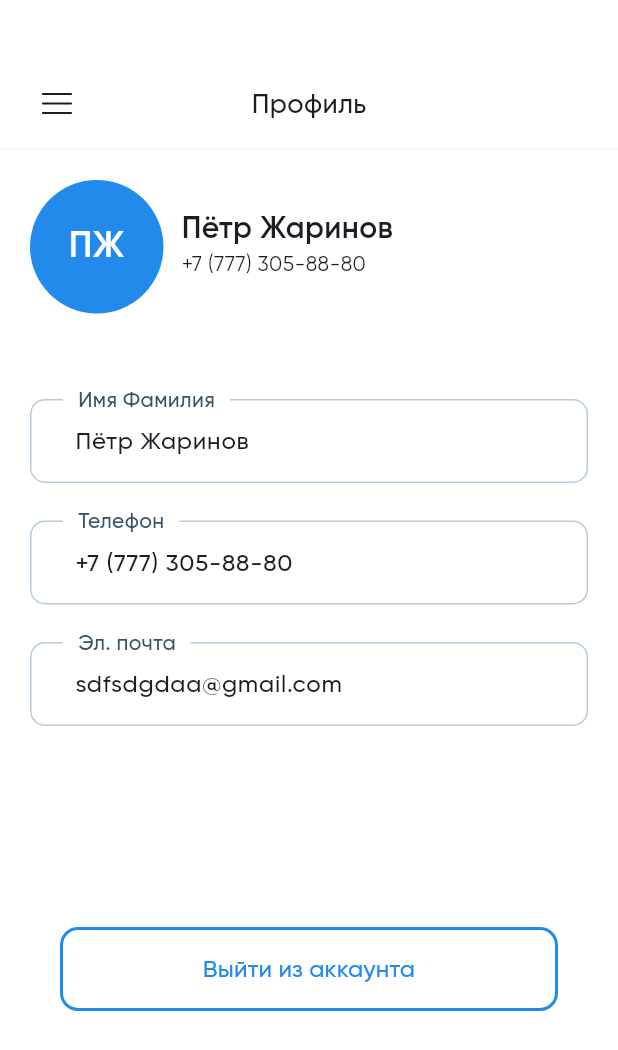
After one commit to x4dead/qaz-booking-ui, a Flutter app: the ProfilePage screen opened by its route, on a phone screen of 412 x 824 dp. The commit adds this screen. Shown: the top 1050 px of the screen. Run offline on Flutter 3.47's test engine with Material 3 defaults, Android fonts, the phone set to English and light mode, and no system bars; our stand-ins replace flutter_svg, go_router, syncfusion_flutter_datepicker, timezone; missing offline and left inert: syncfusion_flutter_core.

Commit message:
Сверстал экран профиль

```diff
--- /dev/null
+++ b/lib/ui/pages/profile_page/profile_page.dart
@@ -0,0 +1,135 @@
+import 'package:flutter/material.dart';
+import 'package:flutter_svg/svg.dart';
+import 'package:go_router/go_router.dart';
+import 'package:qaz_booking_ui/themes/colors/app_colors.dart';
+import 'package:qaz_booking_ui/themes/text_style/text_style.dart';
+import 'package:qaz_booking_ui/ui/widgets/custom_app_bar.dart';
+import 'package:qaz_booking_ui/ui/widgets/custom_button.dart';
+import 'package:qaz_booking_ui/ui/widgets/drawer_menu.dart';
+import 'package:qaz_booking_ui/ui/widgets/floating_label_text_field.dart';
+import 'package:qaz_booking_ui/utils/constants/ui_constants.dart';
+import 'package:qaz_booking_ui/utils/extentions/figma_height.dart';
+import 'package:qaz_booking_ui/utils/extentions/media_query.dart';
+import 'package:qaz_booking_ui/utils/resources/app_images.dart';
+
+class ProfilePage extends StatefulWidget {
+  const ProfilePage({super.key, this.routeState});
+  final GoRouterState? routeState;
+
+  @override
+  State<ProfilePage> createState() => _ProfilePageState();
+}
+
+final globalKey = GlobalKey<ScaffoldState>();
+
+class _ProfilePageState extends State<ProfilePage> {
+  final firstLastName = TextEditingController(text: 'Пётр Жаринов');
+  final phoneNumber = TextEditingController(text: '+7 (777) 305-88-80');
+  final email = TextEditingController(text: 'sdfsdgdaa@gmail.com');
+  @override
+  Widget build(BuildContext context) {
+    return Scaffold(
+      key: globalKey,
+      backgroundColor: AppColors.colorWhite,
+      appBar: CustomAppBar(
+        title: 'Профиль',
+        leading: (
+          SvgPicture.asset(AppImages.menu),
+          () => globalKey.currentState?.openDrawer(),
+        ),
+      ),
+      drawer: DrawerMenu(routeState: widget.routeState),
+      body: Column(
+        children: [
+          Padding(
+            padding: kPAll20,
+            child: Row(
+              children: [
+                CircleAvatar(
+                  backgroundColor: AppColors.colorBlue,
+                  radius: 44.5,
+                  child: Center(
+                    child: Text(
+                      'ПЖ',
+                      textAlign: TextAlign.center,
+                      style: AppTextStyle.w600s24
+                          .copyWith(color: AppColors.colorWhite),
+                    ),
+                  ),
+                ),
+                kSBW12,
+                Column(
+                  crossAxisAlignment: CrossAxisAlignment.start,
+                  children: [
+                    Text(
+                      'Пётр Жаринов',
+                      style: AppTextStyle.w600s20.copyWith(
+                          height: 20.0.toFigmaHeight(20),
+                          color: AppColors.colorBlack),
+                    ),
+                    kSBH5,
+                    Text(
+                      '+7 (777) 305-88-80',
+                      style: AppTextStyle.w400s14.copyWith(
+                          height: 17.0.toFigmaHeight(14),
+                          color: AppColors.colorBlack),
+                    ),
+                  ],
+                ),
+              ],
+            ),
+          ),
+          kSBH25,
+          Flexible(
+            child: ListView(
+              padding: kPH20V12,
+              children: [
+                FloatingLabelTextField(
+                  controller: firstLastName,
+                  floatingLabelText: 'Имя Фамилия',
+                ),
+                kSBH25,
+                FloatingLabelTextField(
+                  controller: phoneNumber,
+                  floatingLabelText: 'Телефон',
+                ),
+                kSBH25,
+                FloatingLabelTextField(
+                  controller: email,
+                  floatingLabelText: 'Эл. почта',
+                ),
+              ],
+            ),
+          ),
+          kSBH10,
+
+          Align(
+            alignment: Alignment.bottomCenter,
+            child: Padding(
+              padding: const EdgeInsets.symmetric(horizontal: 40),
+              child: CustomButton(
+                  isOutlinedButton: true,
+                  textColor: AppColors.colorBlue,
+                  buttonText: "Выйти из аккаунта",
+                  onTap: () {
+                    context.go('/splash');
+                  },
+                  bgColor: AppColors.colorTransparent,
+                  borderColor: AppColors.colorBlue),
+            ),
+          ),
+
+          ///Адаптивный зазор если высота экрана меньше 630
+          ///зазор будет уменьшаться, вместо статичного зазор
+          SizedBox(
+            height: context.height <= 700
+                ? context.height * 0.2142857142857143
+                : 150,
+          ),
+          // kSBH50,
+          // kSBH100,
+        ],
+      ),
+    );
+  }
+}
--- a/lib/ui/widgets/drawer_menu.dart
+++ b/lib/ui/widgets/drawer_menu.dart
@@ -91,9 +91,10 @@ class DrawerMenu extends StatelessWidget {
                               ///TODO: Сделать правильную анимацию перехода в профиль через Drawer меню
                             },
                           1 => {goToPage('objects_for_booking')},
-                          2 => {goToPage('objects_for_rent')},
-                          3 => {goToPage('objects_for_rent')},
+                          2 => {goToPage('')},
+                          3 => {goToPage('profile')},
                           4 => {goToPage('archive')},
+                          5 => {goToPage('information')},
                           _ => null,
                         },
                         child: Container(
--- a/lib/utils/constants/ui_constants.dart
+++ b/lib/utils/constants/ui_constants.dart
@@ -18,6 +18,7 @@ const kSBH16 = SizedBox(height: 16);
 const kSBW16 = SizedBox(width: 16);
 const kSBW6 = SizedBox(width: 6);
 const kSBH6 = SizedBox(height: 6);
+const kSBH5 = SizedBox(height: 5);
 const kSBH8 = SizedBox(height: 8);
 const kNothing = SizedBox.shrink();
 
--- a/lib/utils/router/router.dart
+++ b/lib/utils/router/router.dart
@@ -10,6 +10,7 @@ import 'package:qaz_booking_ui/ui/pages/booking_object_page/booking_object_page.
 import 'package:qaz_booking_ui/ui/pages/main_page/main_page.dart';
 import 'package:qaz_booking_ui/ui/pages/objects_for_booking_page/objects_for_booking_page.dart';
 import 'package:qaz_booking_ui/ui/pages/guest_info_page/guest_info_page.dart';
+import 'package:qaz_booking_ui/ui/pages/profile_page/profile_page.dart';
 import 'package:qaz_booking_ui/ui/pages/splash_screen/splash_screen.dart';
 import 'package:qaz_booking_ui/ui/widgets/custom_app_bar.dart';
 import 'package:qaz_booking_ui/utils/router/fade_transition.dart';
@@ -91,6 +92,14 @@ class AppRouter {
                 key: state.pageKey);
           },
         ),
+        GoRoute(
+          name: 'profile',
+          path: '/profile',
+          pageBuilder: (context, state) {
+            return FadeTransitionPage(
+                child: ProfilePage(routeState: state), key: state.pageKey);
+          },
+        ),
       ],
       errorBuilder: (context, state) => Scaffold(
           backgroundColor: AppColors.colorWhite,
```
